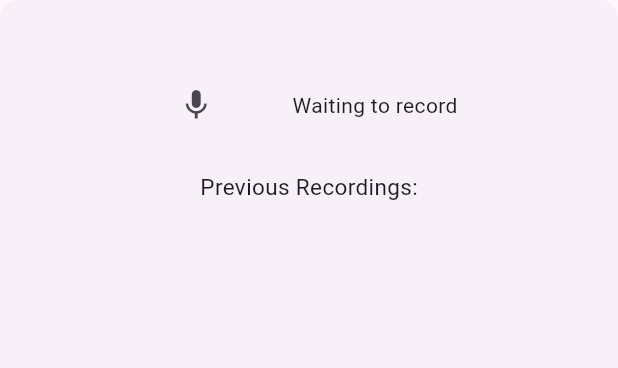
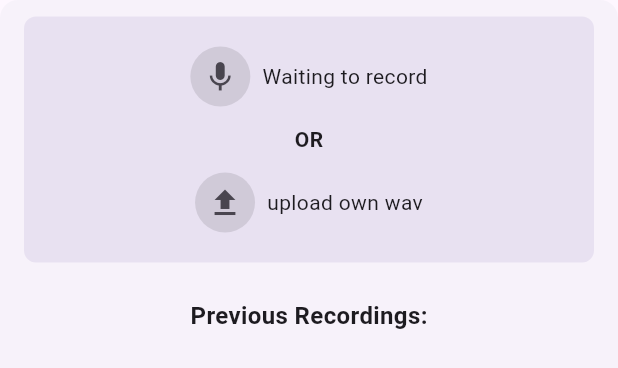
Before and after one commit to ProductLoft/FE, a Flutter app: the ComponentGroupDecoration widget shown alone on an empty page, opened directly, on a phone screen of 412 x 824 dp. Shown: the top 368 px of the screen. Run offline on Flutter 3.47's test engine with Material 3 defaults, Android fonts, the phone set to English and light mode, and no system bars; our stand-ins replace audioplayers, sqflite; missing offline and left inert: dart:html, dart:js_interop, record; accounts and stored records are empty.

Commit message:
main page style change & local upload

```diff
--- a/lib/component_screen.dart
+++ b/lib/component_screen.dart
@@ -2579,9 +2579,9 @@ class ComponentGroupDecoration extends StatelessWidget {
       child: Card(
         margin: EdgeInsets.zero,
         elevation: 0,
-        color: Theme.of(context).colorScheme.surfaceVariant.withOpacity(0.3),
+        // color: Theme.of(context).colorScheme.surfaceVariant.withOpacity(0.3),
         child: Padding(
-          padding: const EdgeInsets.symmetric(vertical: 20.0),
+          padding: const EdgeInsets.symmetric(vertical: 1.0),
           child: Center(
             widthFactor: 10,
             child: Column(
--- a/lib/pages/audio_recorder.dart
+++ b/lib/pages/audio_recorder.dart
@@ -3,7 +3,9 @@ import 'dart:async';
 import 'package:flutter/foundation.dart';
 import 'package:flutter/material.dart';
 import 'package:record/record.dart';
-
+// import 'package:path_provider/path_provider.dart';
+// import 'package:permission_handler/permission_handler.dart';
+// import 'package:file_picker/file_picker.dart';
 import 'platform/audio_recorder_platform.dart';
 
 class Recorder extends StatefulWidget {
@@ -134,22 +136,56 @@ class _RecorderState extends State<Recorder> with AudioRecorderMixin {
 
   @override
   Widget build(BuildContext context) {
-    return Row(
+    return Container(
+      // color: Colors.red,
+      decoration: BoxDecoration(
+        color:Theme.of(context).primaryColor.withOpacity(0.1),
+        // border: Border.all(color: Colors.red, width: 2.0),
+        borderRadius: BorderRadius.vertical(
+          top: Radius.circular(8.0),
+          bottom: Radius.circular(8.0),
+        ),
+      ),
+      padding:  EdgeInsets.fromLTRB(24, 20, 24, 20),
+      child: Column(
         mainAxisAlignment: MainAxisAlignment.center,
-      children: <Widget>[
+        crossAxisAlignment: CrossAxisAlignment.stretch,
+        children:[
+          Container(
+            padding: EdgeInsets.only(bottom: 12.0),
+            child: Row(
+              mainAxisAlignment: MainAxisAlignment.center,
+              children:[
                 _buildRecordStopControl(),
-       // if (_textBoxIsVisible) const Padding(
-       //   padding: EdgeInsets.all(8.0),
-       //    child: MacosTextField(
-       //      placeholder: "Enter your text here",
-       //      maxLines: 1,
-       //      ),
-       //    ),
-        const SizedBox(width: 20),
                 _buildPauseResumeControl(),
-        const SizedBox(width: 20),
+                SizedBox(width: 8),
                 _buildText(),
-      ],
+              ]
+            ),
+          ),
+          Container(
+            child: Row(
+              mainAxisAlignment: MainAxisAlignment.center,
+              children:[
+                SizedBox(width: 4),
+                Text("OR",style: TextStyle(fontWeight: FontWeight.bold)),
+                SizedBox(width: 4),
+              ]
+            ),
+          ),
+          Container(
+            padding: EdgeInsets.only(top: 12.0),
+            child: Row(
+              mainAxisAlignment: MainAxisAlignment.center,
+              children:[
+                _buildRecordUploadControl(),
+                SizedBox(width: 8),
+                Text("upload own wav")
+              ]
+            ),
+          )
+        ]
+      )
     );
   }
 
@@ -162,10 +198,45 @@ class _RecorderState extends State<Recorder> with AudioRecorderMixin {
     super.dispose();
   }
 
+  // void uploadWav() async {
+  //   FilePickerResult? result = await FilePicker.platform.pickFiles(
+  //     type: FileType.custom,
+  //     allowedExtensions: ['wav'],    //筛选文件类型
+  //   );
+
+  //     debugPrint('result===$result');
+  //   // final result = await FilePicker.platform.pickFiles(
+  //   //   type: FileType.custom,
+  //   //   allowedExtensions: ['wav'],
+  //   // );
+  //   // // FilePickerResult result = await FilePicker.platform.pickFiles();
+  //   // debugPrint('result===$result');
+
+  //   // if (result != null) {
+  //   //   String fileName = result.files.single.name;
+  //   //   String filePath = result.files.single.path;
+  //   //   FormData formData = FormData.fromMap({
+  //   //     "file": await MultipartFile.fromFile(filePath, filename: fileName),
+  //   //   });
+
+  //   //   try {
+  //   //     Response response = await Dio().post("YOUR_UPLOAD_URL", data: formData);
+  //   //     print(response.data);
+  //   //   } catch (e) {
+  //   //     print(e);
+  //   //   }
+  //   // }
+  // }
+
   Widget _buildRecordStopControl() {
-
-    return IconButton(
-      // isSelected: playProgressIndicator,
+    return Container(
+      width: 40.0,
+      height: 40.0,
+      decoration: BoxDecoration(
+        color: Colors.black.withOpacity(0.1), // 设置背景色
+        borderRadius: BorderRadius.circular(20.0), // 设置圆角
+      ),
+      child: IconButton(
         selectedIcon: const Icon(Icons.pause),
         icon: (_recordState != RecordState.stop)? const Icon(Icons.stop): const Icon(Icons.mic),
         onPressed: () {
@@ -173,9 +244,31 @@ class _RecorderState extends State<Recorder> with AudioRecorderMixin {
             (_recordState != RecordState.stop) ? _stop() : _start();
           });
         },
+      )
     );
+  }
 
+  Widget _buildRecordUploadControl() {
+    return Container(
+      width: 40.0,
+      height: 40.0,
+      decoration: BoxDecoration(
+        color: Colors.black.withOpacity(0.1), // 设置背景色
+        borderRadius: BorderRadius.circular(20.0), // 设置圆角
+      ),
+      child: IconButton(
+        // selectedIcon: const Icon(Icons.pause),
+        icon: Icon(Icons.file_upload),
+        onPressed: () {
+          // uploadWav();
+          // setState(() {
+          //   (_recordState != RecordState.stop) ? _stop() : _start();
+          // });
+        },
+      )
+    );
   }
+
 
   Widget _buildPauseResumeControl() {
     if (_recordState == RecordState.stop) {
--- a/lib/pages/recording_page.dart
+++ b/lib/pages/recording_page.dart
@@ -48,13 +48,15 @@ class _RecordingPageState extends State<RecordingPage> {
           });
         },
       ),
-      const SizedBox(height: 20),
+      const SizedBox(height: 24),
       const Text(
         'Previous Recordings:',
         style: TextStyle(
-          fontSize: 15,
+          fontSize: 16,
+          fontWeight: FontWeight.bold,
         ),
       ),
+      const SizedBox(height: 12),
     ];
 
     for (AudioRecord previousRecording in previousrecordings) {
@@ -278,7 +280,7 @@ class _RecordingPageState extends State<RecordingPage> {
               return Text('Error: ${snapshot.error}');
             } else {
               return Padding(
-                  padding: const EdgeInsets.all(16.0),
+                  padding: const EdgeInsets.only(left: 16.0, right: 16.0),
                   child: Column(
                     children: snapshot.data!,
                   ));
```
Lines whose indentation alone changed are shown as unchanged.
